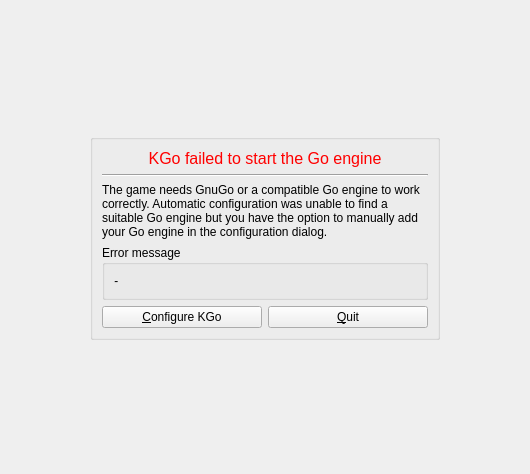
Qt form src/gui/screens/errorscreen.ui (KDE/kigo) before a commit.
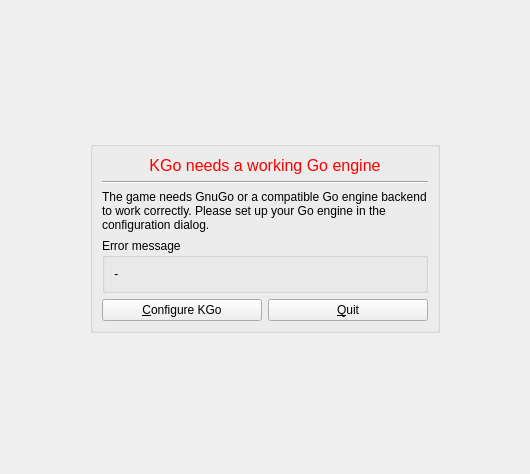
The same form after that commit. Custom widgets are drawn as their Qt base class.

The edit to the form file:
```diff
--- a/src/gui/screens/errorscreen.ui
+++ b/src/gui/screens/errorscreen.ui
@@ -66,7 +66,7 @@
 &lt;html>&lt;head>&lt;meta name="qrichtext" content="1" />&lt;style type="text/css">
 p, li { white-space: pre-wrap; }
 &lt;/style>&lt;/head>&lt;body style=" font-family:'Sans Serif'; font-size:12pt; font-weight:400; font-style:normal;">
-&lt;p style=" margin-top:0px; margin-bottom:0px; margin-left:0px; margin-right:0px; -qt-block-indent:0; text-indent:0px;">&lt;span style=" color:#ff0000;">KGo failed to start the Go engine&lt;/span>&lt;/p>&lt;/body>&lt;/html></string>
+&lt;p style=" margin-top:0px; margin-bottom:0px; margin-left:0px; margin-right:0px; -qt-block-indent:0; text-indent:0px;">&lt;span style=" color:#ff0000;">KGo needs a working Go engine&lt;/span>&lt;/p>&lt;/body>&lt;/html></string>
         </property>
         <property name="alignment" >
          <set>Qt::AlignCenter</set>
@@ -83,7 +83,7 @@
       <item row="2" column="0" colspan="2" >
        <widget class="QLabel" name="label_2" >
         <property name="text" >
-         <string>The game needs GnuGo or a compatible Go engine to work correctly. Automatic configuration was unable to find a suitable Go engine but you have the option to manually add your Go engine in the configuration dialog.</string>
+         <string>The game needs GnuGo or a compatible Go engine backend to work correctly. Please set up your Go engine in the configuration dialog.</string>
         </property>
         <property name="alignment" >
          <set>Qt::AlignLeading|Qt::AlignLeft|Qt::AlignVCenter</set>
```
